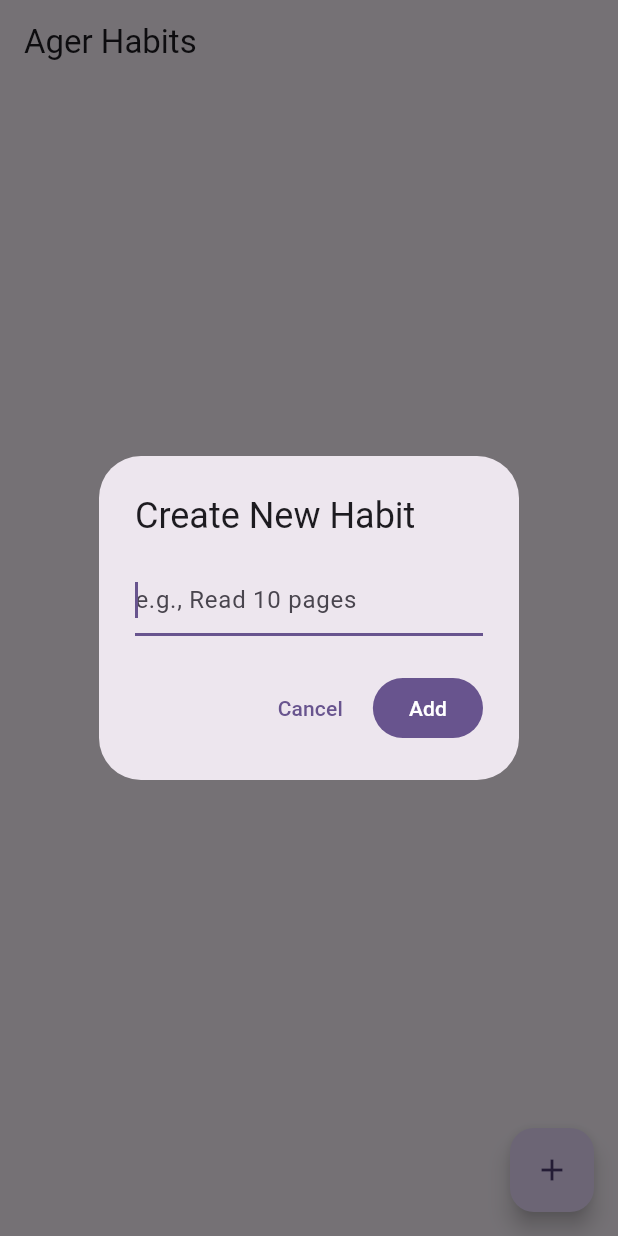
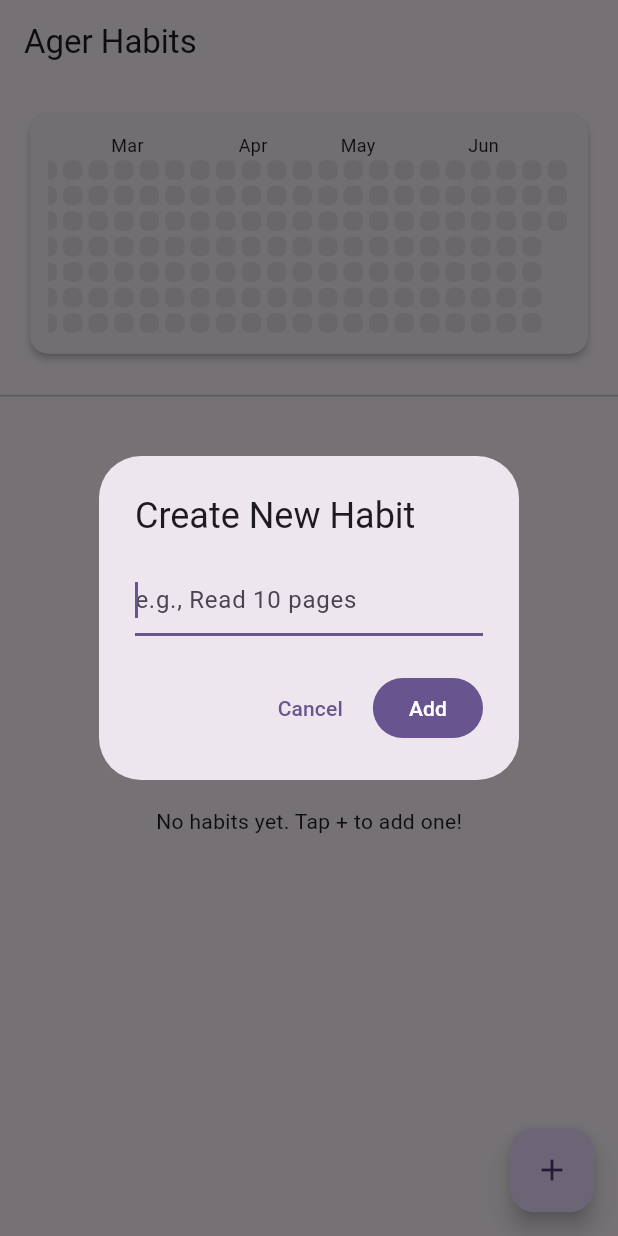
Before and after one commit to ayushprajapati207/Ager, a Flutter app: the screen it shows after launch, after a tap on the "add" icon, on a phone screen of 412 x 824 dp. Run offline on Flutter 3.47's test engine with Material 3 defaults, Android fonts, the phone set to English and light mode, and no system bars; drawn by our look-alikes of flutter_heatmap_calendar; our stand-ins replace shared_preferences.

Commit message:
integrate github-style contribution grid heatmap

```diff
--- a/lib/logic/habit_manager.dart
+++ b/lib/logic/habit_manager.dart
@@ -50,4 +50,26 @@ class HabitManager extends ChangeNotifier {
       notifyListeners();
     }
   }
+
+  Map<DateTime, int> getHeatMapData() {
+    Map<DateTime, int> dataset = {};
+
+    for (var habit in _habits) {
+      for (var dateString in habit.completedDays) {
+        // Parse the YYYY-MM-DD string back into a DateTime object
+        DateTime date = DateTime.parse(dateString);
+
+        // Normalize the date to midnight to ensure exact matching
+        DateTime normalizedDate = DateTime(date.year, date.month, date.day);
+
+        // If the date already has a habit, increase its intensity. Otherwise, start at 1.
+        if (dataset.containsKey(normalizedDate)) {
+          dataset[normalizedDate] = dataset[normalizedDate]! + 1;
+        } else {
+          dataset[normalizedDate] = 1;
+        }
+      }
+    }
+    return dataset;
+  }
 }
--- a/lib/screens/home_screen.dart
+++ b/lib/screens/home_screen.dart
@@ -1,5 +1,6 @@
 import 'package:flutter/material.dart';
 import '../logic/habit_manager.dart';
+import 'package:flutter_heatmap_calendar/flutter_heatmap_calendar.dart';
 
 class HomeScreen extends StatefulWidget {
   const HomeScreen({super.key});
@@ -64,13 +65,57 @@ class _HomeScreenState extends State<HomeScreen> {
         builder: (context, child) {
           final habits = _habitManager.habits;
 
-          if (habits.isEmpty) {
-            return const Center(
+          return Column(
+            children: [
+              // 1. The GitHub-style Heatmap Grid Section
+              Padding(
+                padding: const EdgeInsets.all(16.0),
+                child: Card(
+                  elevation: 2,
+                  child: Padding(
+                    padding: const EdgeInsets.all(12.0),
+                    child: HeatMap(
+                      // 1. Force it to show exactly the last 365 days
+                      startDate: today.subtract(const Duration(days: 365)),
+                      endDate: today,
+
+                      // 2. Shrink the boxes down to look like GitHub (12-15 is the sweet spot)
+                      size: 13,
+
+                      // 3. Make the gaps between the boxes tighter
+                      margin: const EdgeInsets.all(2),
+
+                      // The rest remains exactly the same!
+                      datasets: _habitManager.getHeatMapData(),
+                      colorMode: ColorMode.color,
+                      defaultColor: Theme.of(
+                        context,
+                      ).colorScheme.surfaceContainerHighest,
+                      textColor: Theme.of(context).colorScheme.onSurface,
+                      showColorTip: false,
+                      showText: false,
+                      scrollable: true,
+                      colorsets: {
+                        1: Theme.of(context).colorScheme.primary.withAlpha(50),
+                        2: Theme.of(context).colorScheme.primary.withAlpha(100),
+                        3: Theme.of(context).colorScheme.primary.withAlpha(180),
+                        4: Theme.of(context).colorScheme.primary,
+                      },
+                    ),
+                  ),
+                ),
+              ),
+
+              // Divider between the Grid and the Habits list
+              const Divider(),
+
+              // 2. The Habit Checklist Section
+              Expanded(
+                child: habits.isEmpty
+                    ? const Center(
                         child: Text('No habits yet. Tap + to add one!'),
-            );
-          }
-
-          return ListView.builder(
+                      )
+                    : ListView.builder(
                         itemCount: habits.length,
                         itemBuilder: (context, index) {
                           final habit = habits[index];
@@ -90,11 +135,17 @@ class _HomeScreenState extends State<HomeScreen> {
                             trailing: Checkbox(
                               value: isCompletedToday,
                               onChanged: (value) {
-                    _habitManager.toggleHabitCompletion(habit.id, today);
+                                _habitManager.toggleHabitCompletion(
+                                  habit.id,
+                                  today,
+                                );
                               },
                             ),
                           );
                         },
+                      ),
+              ),
+            ],
           );
         },
       ),
--- a/pubspec.yaml
+++ b/pubspec.yaml
@@ -36,6 +36,7 @@ dependencies:
   cupertino_icons: ^1.0.8
   shared_preferences: ^2.5.5
   uuid: ^4.5.3
+  flutter_heatmap_calendar: ^1.0.5
 
 dev_dependencies:
   flutter_test:
```
Also changed, not shown: pubspec.lock. Lines whose indentation alone changed are shown as unchanged.
